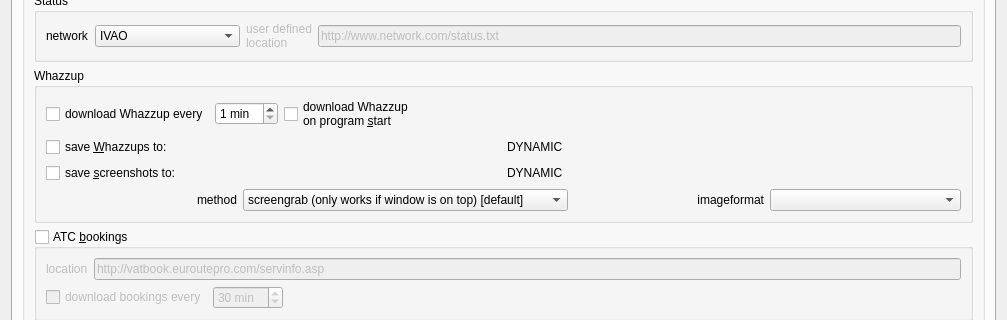
qutescoop/qutescoop, file branches/QuteScoop_2.1.1/src/PreferencesDialog.ui: the form before one commit; both pictures show x 0 to 1007 and y 82 to 402 of the 1007 by 732 pixel window.
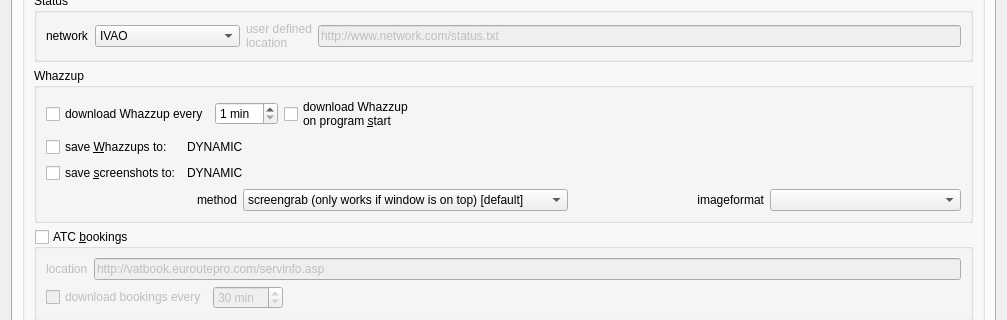
The form after the commit. Icons and pictures are not drawn.

```diff
--- a/branches/QuteScoop_2.1.1/src/PreferencesDialog.ui
+++ b/branches/QuteScoop_2.1.1/src/PreferencesDialog.ui
@@ -154,7 +154,10 @@
               </layout>
              </item>
              <item>
-              <layout class="QGridLayout" name="gridLayoutSave">
+              <layout class="QFormLayout" name="formLayout">
+               <property name="labelAlignment">
+                <set>Qt::AlignLeading|Qt::AlignLeft|Qt::AlignVCenter</set>
+               </property>
                <item row="0" column="0">
                 <widget class="QCheckBox" name="cbSaveWhazzupData">
                  <property name="toolTip">
```
